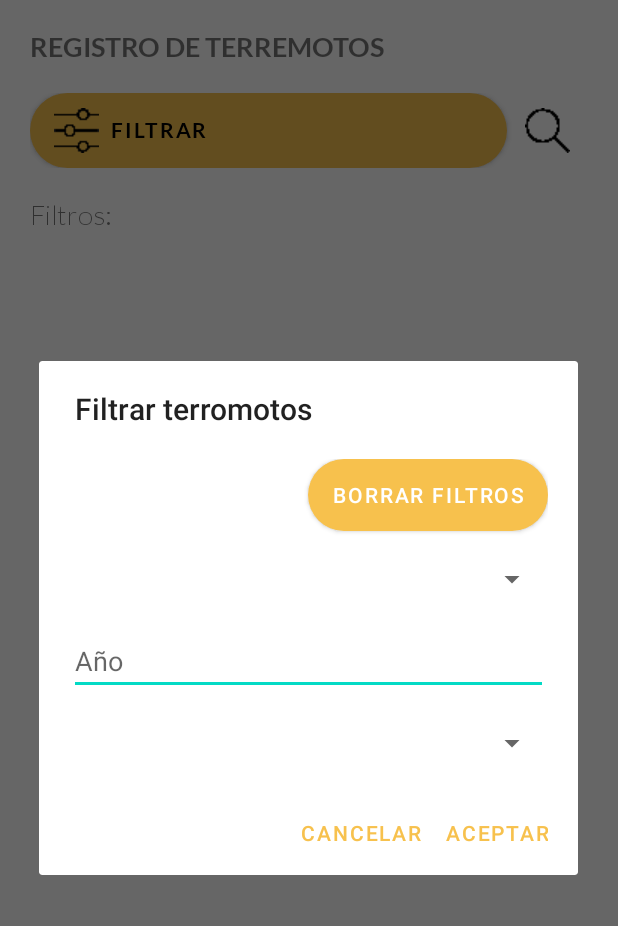
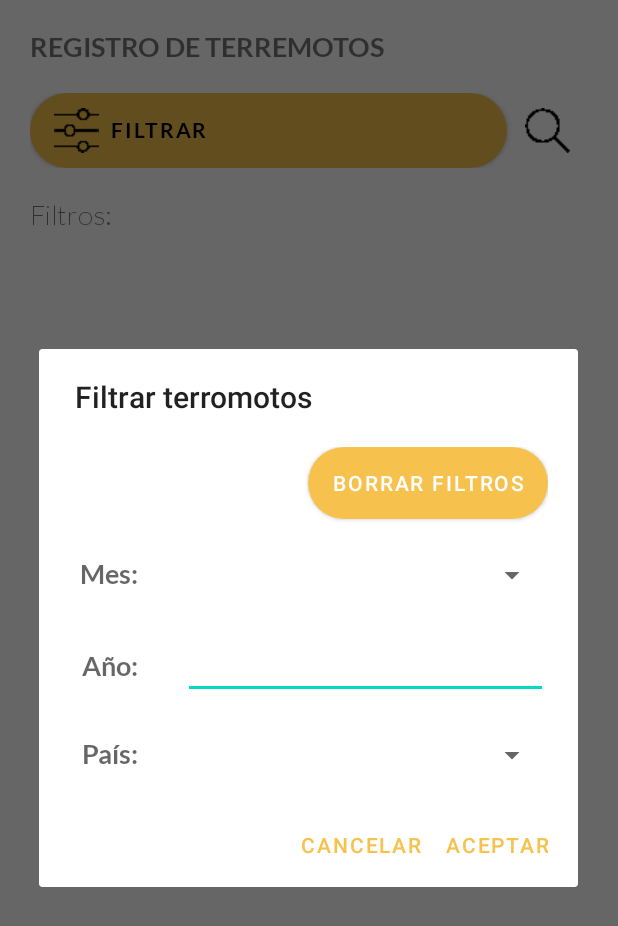
Before and after one commit to mariaduva/AD-SQLite-ProyectoT2, an Android app: the ConsultActivity screen opened directly, with no data from a screen before it, after a tap on "FILTRAR", on a phone screen of 412 x 824 dp. Shown: the top 926 px of the screen. Run offline under Robolectric (Android 15) with nearby library versions, the phone set to English and light mode, and no system bars.

Commit message:
changed design in dialog

```diff
--- a/ProyectoBADT2_MariaDuque/app/src/main/java/com/example/proyectobadt2_maraduque/db/TerremotosDB.java
+++ b/ProyectoBADT2_MariaDuque/app/src/main/java/com/example/proyectobadt2_maraduque/db/TerremotosDB.java
@@ -12,7 +12,7 @@ import com.example.proyectobadt2_maraduque.entity.PaisAfectado;
 import com.example.proyectobadt2_maraduque.entity.Terremoto;
 
 @Database(entities = {Terremoto.class, PaisAfectado.class}, version = 1)
-public  abstract class TerremotosDB extends RoomDatabase {
+public abstract class TerremotosDB extends RoomDatabase {
 
     public abstract TerremotoDao terremotoDao();
     public abstract PaisesDao paisAfectadoDao();
--- a/ProyectoBADT2_MariaDuque/app/src/main/res/layout/activity_consult.xml
+++ b/ProyectoBADT2_MariaDuque/app/src/main/res/layout/activity_consult.xml
@@ -1,22 +1,12 @@
 <?xml version="1.0" encoding="utf-8"?>
-<androidx.constraintlayout.widget.ConstraintLayout xmlns:android="http://schemas.android.com/apk/res/android"
+<LinearLayout xmlns:android="http://schemas.android.com/apk/res/android"
     xmlns:app="http://schemas.android.com/apk/res-auto"
     xmlns:tools="http://schemas.android.com/tools"
     android:layout_width="match_parent"
     android:layout_height="match_parent"
+    android:orientation="vertical"
     android:padding="@dimen/margin"
     tools:context=".ConsultActivity">
-
-
-    <LinearLayout
-        android:id="@+id/llConsult"
-        android:layout_width="match_parent"
-        android:layout_height="match_parent"
-        android:orientation="vertical"
-        app:layout_constraintTop_toTopOf="parent"
-        app:layout_constraintBottom_toBottomOf="parent"
-        app:layout_constraintLeft_toLeftOf="parent"
-        app:layout_constraintRight_toRightOf="parent">
 
     <TextView
         android:id="@+id/tvConsultTitle"
@@ -24,9 +14,7 @@
         android:layout_height="wrap_content"
         android:text="@string/tv_consult_title"
         android:textSize="@dimen/text_size"
-            android:fontFamily="@font/lato_bold"
-
-            />
+        android:fontFamily="@font/lato_bold" />
 
     <LinearLayout
         android:id="@+id/llButtons"
@@ -72,5 +60,3 @@
         android:layout_height="match_parent"/>
 
 </LinearLayout>
-
-</androidx.constraintlayout.widget.ConstraintLayout>
--- a/ProyectoBADT2_MariaDuque/app/src/main/res/layout/filter_dialog.xml
+++ b/ProyectoBADT2_MariaDuque/app/src/main/res/layout/filter_dialog.xml
@@ -4,6 +4,7 @@
     android:layout_width="match_parent"
     android:layout_height="match_parent"
     android:padding="@dimen/margin">
+
 
     <Button
         android:id="@+id/btnClear"
@@ -13,24 +14,82 @@
         android:text="@string/btn_clear_dialog"
         android:background="@drawable/round_button"/>
 
+    <LinearLayout
+        android:layout_width="match_parent"
+        android:layout_height="wrap_content"
+        android:orientation="horizontal"
+        android:layout_marginTop="@dimen/margin_ll">
+
+        <TextView
+            android:id="@+id/tvMonth"
+            android:layout_width="match_parent"
+            android:layout_height="wrap_content"
+            android:layout_weight="6"
+            android:fontFamily="@font/lato_bold"
+            android:hint="@string/et_month_d"
+            android:textSize="@dimen/text_size"
+            android:textAlignment="textEnd"/>
+
         <Spinner
             android:id="@+id/spnMonth"
             android:layout_width="match_parent"
             android:layout_height="wrap_content"
-        android:layout_marginTop="@dimen/margin" />
+            android:layout_weight="1"
+            android:layout_marginLeft="30dp"/>
+
+    </LinearLayout>
+
+    <LinearLayout
+        android:layout_width="match_parent"
+        android:layout_height="wrap_content"
+        android:orientation="horizontal"
+        android:layout_marginTop="@dimen/margin_ll">
+
+        <TextView
+            android:id="@+id/tvYear"
+            android:layout_width="match_parent"
+            android:layout_height="wrap_content"
+            android:layout_weight="6"
+            android:fontFamily="@font/lato_bold"
+            android:hint="@string/et_year_d"
+            android:textSize="@dimen/text_size"
+            android:textAlignment="textEnd"/>
 
         <EditText
             android:id="@+id/etYear"
             android:layout_width="match_parent"
             android:layout_height="wrap_content"
-        android:layout_marginTop="@dimen/margin"
             android:inputType="number"
-        android:hint="@string/et_year"/>
+            android:layout_weight="1"
+            android:layout_marginLeft="30dp"/>
+
+    </LinearLayout>
+
+    <LinearLayout
+        android:layout_width="match_parent"
+        android:layout_height="wrap_content"
+        android:orientation="horizontal"
+        android:layout_marginTop="@dimen/margin_ll">
+
+        <TextView
+            android:id="@+id/tvCountry"
+            android:layout_width="match_parent"
+            android:layout_height="wrap_content"
+            android:layout_weight="6"
+            android:fontFamily="@font/lato_bold"
+            android:hint="@string/et_country_d"
+            android:textSize="@dimen/text_size"
+            android:textAlignment="textEnd"/>
 
         <Spinner
             android:id="@+id/spnCountry"
             android:layout_width="match_parent"
             android:layout_height="wrap_content"
-        android:layout_marginTop="@dimen/margin" />
+            android:layout_weight="1"
+            android:layout_marginLeft="30dp"/>
 
     </LinearLayout>
+
+
+
+</LinearLayout>
--- a/ProyectoBADT2_MariaDuque/app/src/main/res/values/strings.xml
+++ b/ProyectoBADT2_MariaDuque/app/src/main/res/values/strings.xml
@@ -17,4 +17,7 @@
     <string name="btn_cancelar">Cancelar</string>
     <string name="error_invalid_year">Año no válido</string>
     <string name="confirm_exit">¿Seguro que quieres salir?</string>
+    <string name="et_month_d">Mes:</string>
+    <string name="et_year_d">Año:</string>
+    <string name="et_country_d">País:</string>
 </resources>
```
Lines whose indentation alone changed are shown as unchanged.
